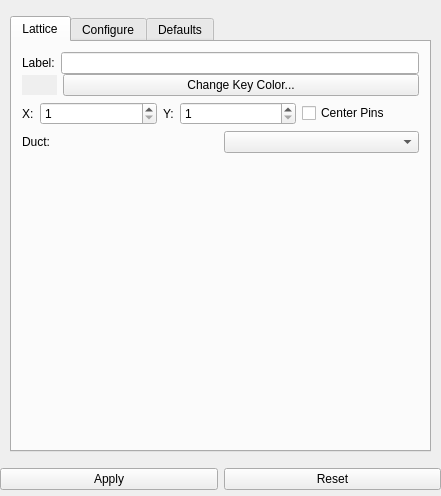
Before: the Qt Designer form Application/qInputPropertiesWidget.ui in Sprunth/RGG, drawn with Qt 5.
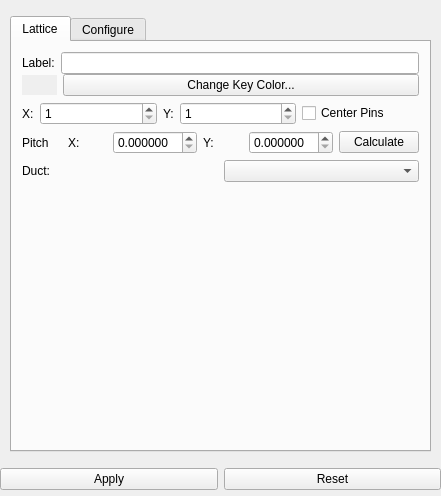
After: the same form once the commit is applied. The open tabs and pages were chosen to show the change.

Commit message: start save assembly and move pitch

Diff of the .ui file:
```diff
--- a/Application/qInputPropertiesWidget.ui
+++ b/Application/qInputPropertiesWidget.ui
@@ -308,6 +308,52 @@
              </property>
             </spacer>
            </item>
+           <item row="5" column="0">
+            <layout class="QHBoxLayout" name="horizontalLayout_7">
+             <item>
+              <widget class="QLabel" name="label_2">
+               <property name="text">
+                <string>Pitch</string>
+               </property>
+              </widget>
+             </item>
+             <item>
+              <widget class="QLabel" name="xlabel">
+               <property name="text">
+                <string>X:</string>
+               </property>
+              </widget>
+             </item>
+             <item>
+              <widget class="QDoubleSpinBox" name="pitchX">
+               <property name="decimals">
+                <number>6</number>
+               </property>
+              </widget>
+             </item>
+             <item>
+              <widget class="QLabel" name="ylabel">
+               <property name="text">
+                <string>Y:</string>
+               </property>
+              </widget>
+             </item>
+             <item>
+              <widget class="QDoubleSpinBox" name="pitchY">
+               <property name="decimals">
+                <number>6</number>
+               </property>
+              </widget>
+             </item>
+             <item>
+              <widget class="QPushButton" name="computePitch">
+               <property name="text">
+                <string>Calculate</string>
+               </property>
+              </widget>
+             </item>
+            </layout>
+           </item>
           </layout>
          </widget>
          <widget class="QWidget" name="RectAssyConf">
@@ -323,19 +369,6 @@
            </item>
           </layout>
          </widget>
-         <widget class="QWidget" name="tab_8">
-          <attribute name="title">
-           <string>Defaults</string>
-          </attribute>
-          <layout class="QGridLayout" name="gridLayout_9">
-           <property name="margin">
-            <number>0</number>
-           </property>
-           <item row="0" column="0">
-            <layout class="QHBoxLayout" name="AssyDefaults"/>
-           </item>
-          </layout>
-         </widget>
         </widget>
        </item>
       </layout>
```
The commit also changes 8 other files.
